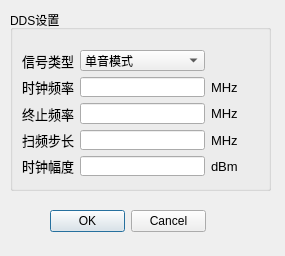
This is soft/zebra-scope-4x/DdsSettingsDialog.ui in Quenii/ADCEVM as Qt 5 draws it before an edit. The edited form follows.
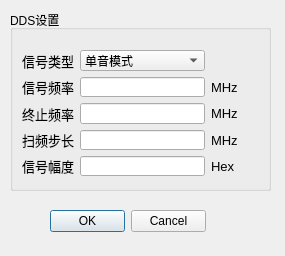
This is the edited form.

The edit to the form file:
```diff
--- a/soft/zebra-scope-4x/DdsSettingsDialog.ui
+++ b/soft/zebra-scope-4x/DdsSettingsDialog.ui
@@ -140,7 +140,7 @@
         </font>
        </property>
        <property name="text">
-        <string>dBm</string>
+        <string>Hex</string>
        </property>
       </widget>
      </item>
@@ -153,7 +153,7 @@
         </font>
        </property>
        <property name="text">
-        <string>时钟频率</string>
+        <string>信号频率</string>
        </property>
        <property name="alignment">
         <set>Qt::AlignRight|Qt::AlignTrailing|Qt::AlignVCenter</set>
@@ -169,7 +169,7 @@
         </font>
        </property>
        <property name="text">
-        <string>时钟幅度</string>
+        <string>信号幅度</string>
        </property>
        <property name="alignment">
         <set>Qt::AlignRight|Qt::AlignTrailing|Qt::AlignVCenter</set>
```
